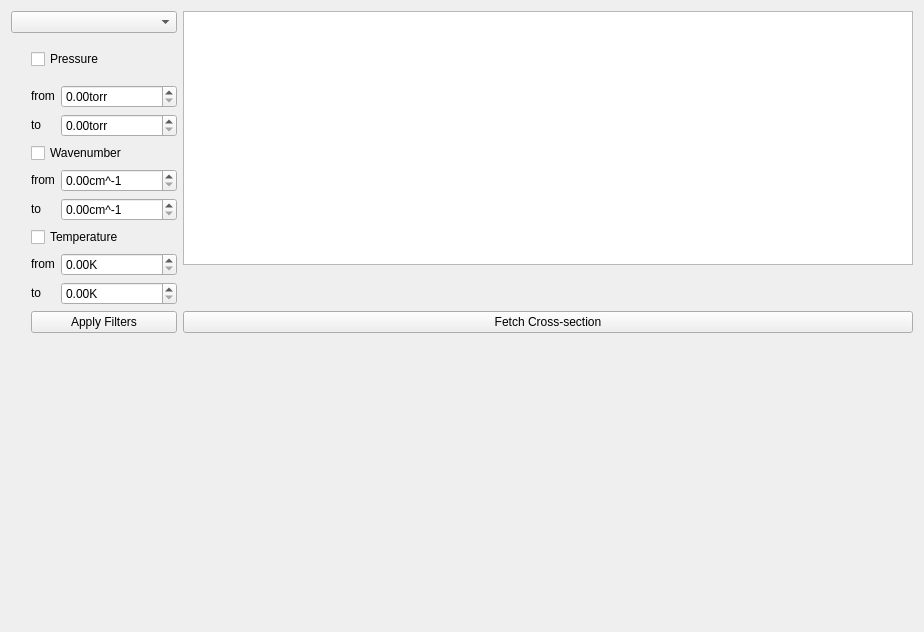
Above: layouts/cross_section_widget.ui from hitranonline/hapiest before the change. Below: the same form after it.
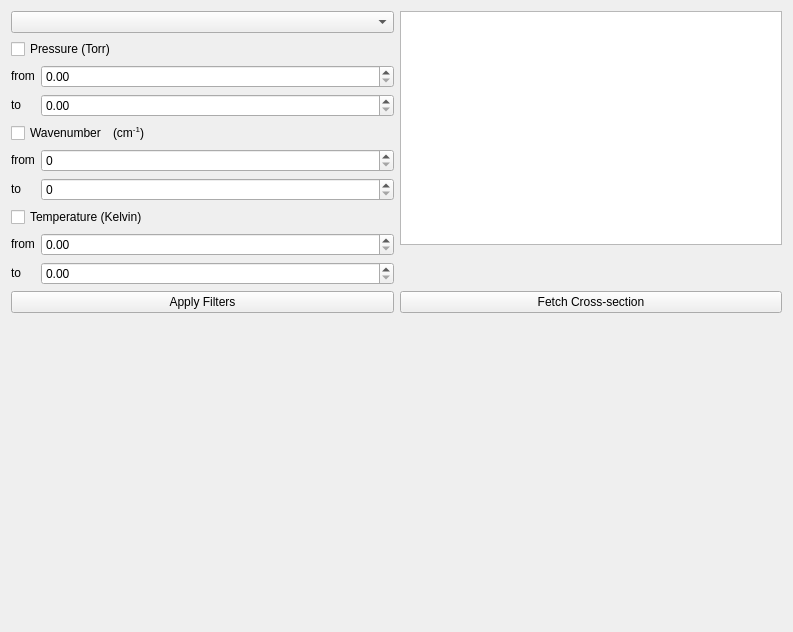
That is the form after the change.

Commit message: Fixed a few bugs in the cross section fetch widget pertaining to the filters.

What changed in the file:
```diff
--- a/layouts/cross_section_widget.ui
+++ b/layouts/cross_section_widget.ui
@@ -6,7 +6,7 @@
    <rect>
     <x>0</x>
     <y>0</y>
-    <width>924</width>
+    <width>793</width>
     <height>632</height>
    </rect>
   </property>
@@ -16,37 +16,45 @@
   <layout class="QGridLayout" name="gridLayout_2">
    <item row="2" column="0">
     <layout class="QGridLayout" name="gridLayout">
-     <item row="0" column="2">
+     <item row="2" column="1">
+      <layout class="QHBoxLayout" name="horizontalLayout">
+       <item>
+        <widget class="QCheckBox" name="wn_check">
+         <property name="text">
+          <string>Wavenumber</string>
+         </property>
+        </widget>
+       </item>
+       <item>
+        <widget class="QLabel" name="label_7">
+         <property name="text">
+          <string>(cm&lt;sup&gt;-1&lt;/sup&gt;)</string>
+         </property>
+        </widget>
+       </item>
+       <item>
+        <spacer name="horizontalSpacer">
+         <property name="orientation">
+          <enum>Qt::Horizontal</enum>
+         </property>
+         <property name="sizeHint" stdset="0">
+          <size>
+           <width>40</width>
+           <height>20</height>
+          </size>
+         </property>
+        </spacer>
+       </item>
+      </layout>
+     </item>
+     <item row="0" column="1">
       <widget class="QCheckBox" name="pressure_check">
        <property name="text">
-        <string>Pressure</string>
+        <string>Pressure (Torr)</string>
        </property>
       </widget>
      </item>
-     <item row="0" column="0">
-      <spacer name="verticalSpacer_2">
-       <property name="orientation">
-        <enum>Qt::Vertical</enum>
-       </property>
-       <property name="sizeType">
-        <enum>QSizePolicy::Fixed</enum>
-       </property>
-       <property name="sizeHint" stdset="0">
-        <size>
-         <width>20</width>
-         <height>40</height>
-        </size>
-       </property>
-      </spacer>
-     </item>
-     <item row="2" column="2">
-      <widget class="QCheckBox" name="wn_check">
-       <property name="text">
-        <string>Wavenumber</string>
-       </property>
-      </widget>
-     </item>
-     <item row="1" column="2">
+     <item row="1" column="1">
       <layout class="QGridLayout" name="gridLayout_3">
        <item row="1" column="0">
         <widget class="QLabel" name="label_2">
@@ -64,7 +72,7 @@
        <item row="1" column="1">
         <widget class="QDoubleSpinBox" name="pressure_max">
          <property name="suffix">
-          <string>torr</string>
+          <string/>
          </property>
          <property name="maximum">
           <double>1000000000000000019884624838656.000000000000000</double>
@@ -74,7 +82,7 @@
        <item row="0" column="1">
         <widget class="QDoubleSpinBox" name="pressure_min">
          <property name="suffix">
-          <string>torr</string>
+          <string/>
          </property>
          <property name="maximum">
           <double>1000000000000000019884624838656.000000000000000</double>
@@ -96,14 +104,14 @@
        </item>
       </layout>
      </item>
-     <item row="6" column="2">
+     <item row="6" column="1">
       <widget class="QPushButton" name="apply_filters">
        <property name="text">
         <string>Apply Filters</string>
        </property>
       </widget>
      </item>
-     <item row="3" column="2">
+     <item row="3" column="1">
       <layout class="QGridLayout" name="gridLayout_6">
        <item row="1" column="0">
         <widget class="QLabel" name="label_5">
@@ -121,7 +129,10 @@
        <item row="1" column="1">
         <widget class="QDoubleSpinBox" name="numax">
          <property name="suffix">
-          <string>cm^-1</string>
+          <string/>
+         </property>
+         <property name="decimals">
+          <number>0</number>
          </property>
          <property name="maximum">
           <double>1000000000000000019884624838656.000000000000000</double>
@@ -131,7 +142,10 @@
        <item row="0" column="1">
         <widget class="QDoubleSpinBox" name="numin">
          <property name="suffix">
-          <string>cm^-1</string>
+          <string/>
+         </property>
+         <property name="decimals">
+          <number>0</number>
          </property>
          <property name="maximum">
           <double>1000000000000000019884624838656.000000000000000</double>
@@ -153,12 +167,12 @@
        </item>
       </layout>
      </item>
-     <item row="5" column="2">
+     <item row="5" column="1">
       <layout class="QGridLayout" name="gridLayout_5">
        <item row="1" column="1">
         <widget class="QDoubleSpinBox" name="temp_max">
          <property name="suffix">
-          <string>K</string>
+          <string/>
          </property>
          <property name="maximum">
           <double>1000000000000000019884624838656.000000000000000</double>
@@ -194,7 +208,7 @@
        <item row="0" column="1">
         <widget class="QDoubleSpinBox" name="temp_min">
          <property name="suffix">
-          <string>K</string>
+          <string/>
          </property>
          <property name="maximum">
           <double>1000000000000000019884624838656.000000000000000</double>
@@ -203,24 +217,24 @@
        </item>
       </layout>
      </item>
-     <item row="4" column="2">
+     <item row="4" column="1">
       <widget class="QCheckBox" name="temp_check">
        <property name="text">
-        <string>Temperature</string>
+        <string>Temperature (Kelvin)</string>
        </property>
       </widget>
      </item>
     </layout>
    </item>
-   <item row="4" column="0">
+   <item row="5" column="0">
     <spacer name="verticalSpacer_3">
      <property name="orientation">
       <enum>Qt::Vertical</enum>
      </property>
      <property name="sizeHint" stdset="0">
       <size>
-       <width>20</width>
-       <height>40</height>
+       <width>0</width>
+       <height>0</height>
       </size>
      </property>
     </spacer>
```
The commit also changes 2 other files.
